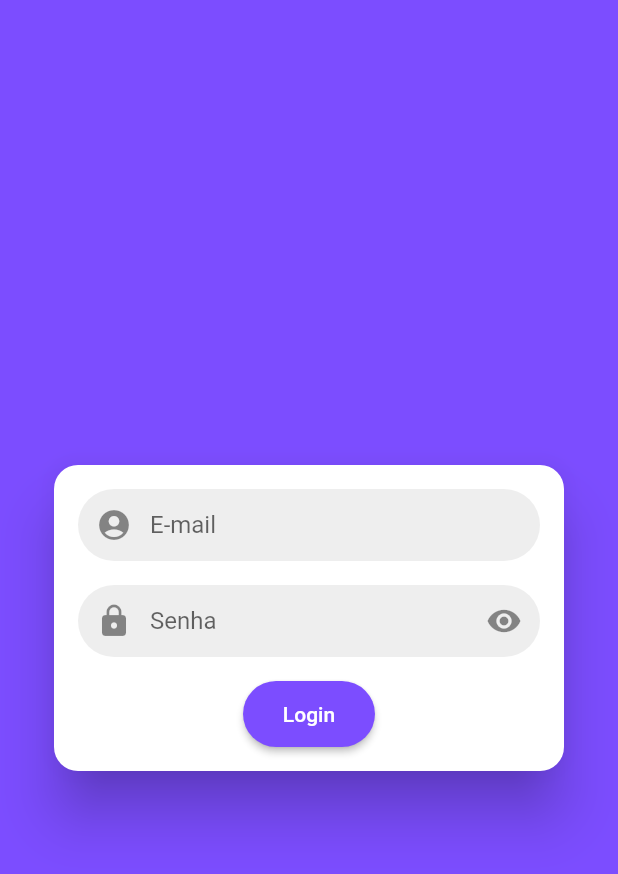
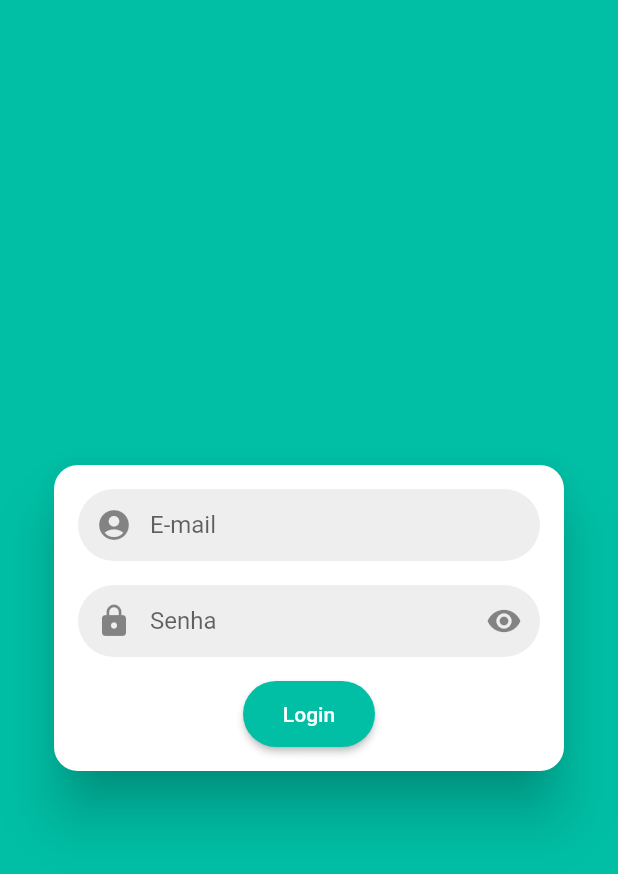
Before and after one commit to felipecastrosales/todo_mobx, a Flutter app: the screen it shows after launch, on a phone screen of 412 x 824 dp. Shown: the top 874 px of the screen. Run offline on Flutter 3.47's test engine with Material 2 defaults, Android fonts, the phone set to English and light mode, and no system bars.

Commit message:
updates in code and ui

```diff
--- a/lib/main.dart
+++ b/lib/main.dart
@@ -11,9 +11,9 @@ class MyApp extends StatelessWidget {
       title: 'MobX Demo',
       debugShowCheckedModeBanner: false,
       theme: ThemeData(
-        primaryColor: Colors.deepPurpleAccent,
-        cursorColor: Colors.deepPurpleAccent,
-        scaffoldBackgroundColor: Colors.deepPurpleAccent,
+        primaryColor: Colors.tealAccent[700],
+        cursorColor: Colors.tealAccent[700],
+        scaffoldBackgroundColor: Colors.tealAccent[700],
       ),
       home: LoginScreen(),
     );
--- a/lib/screens/list_screen.dart
+++ b/lib/screens/list_screen.dart
@@ -4,13 +4,11 @@ import '../widgets/custom_text_field.dart';
 import 'login_screen.dart';
 
 class ListScreen extends StatefulWidget {
-
   @override
   _ListScreenState createState() => _ListScreenState();
 }
 
 class _ListScreenState extends State<ListScreen> {
-
   @override
   Widget build(BuildContext context) {
     return SafeArea(
--- a/lib/screens/login_screen.dart
+++ b/lib/screens/login_screen.dart
@@ -4,13 +4,11 @@ import '../widgets/custom_text_field.dart';
 import 'list_screen.dart';
 
 class LoginScreen extends StatefulWidget {
-
   @override
   _LoginScreenState createState() => _LoginScreenState();
 }
 
 class _LoginScreenState extends State<LoginScreen> {
-
   @override
   Widget build(BuildContext context) {
     return SafeArea(
--- a/lib/widgets/custom_icon_button.dart
+++ b/lib/widgets/custom_icon_button.dart
@@ -1,12 +1,10 @@
 import 'package:flutter/material.dart';
 
 class CustomIconButton extends StatelessWidget {
-
-  CustomIconButton({this.radius, this.iconData, this.onTap});
-
   final double radius;
   final IconData iconData;
   final VoidCallback onTap;
+  CustomIconButton({this.radius, this.iconData, this.onTap});
 
   @override
   Widget build(BuildContext context) {
```
Also changed, not shown: lib/widgets/custom_text_field.dart (+9 -3 lines), 1 other file.
